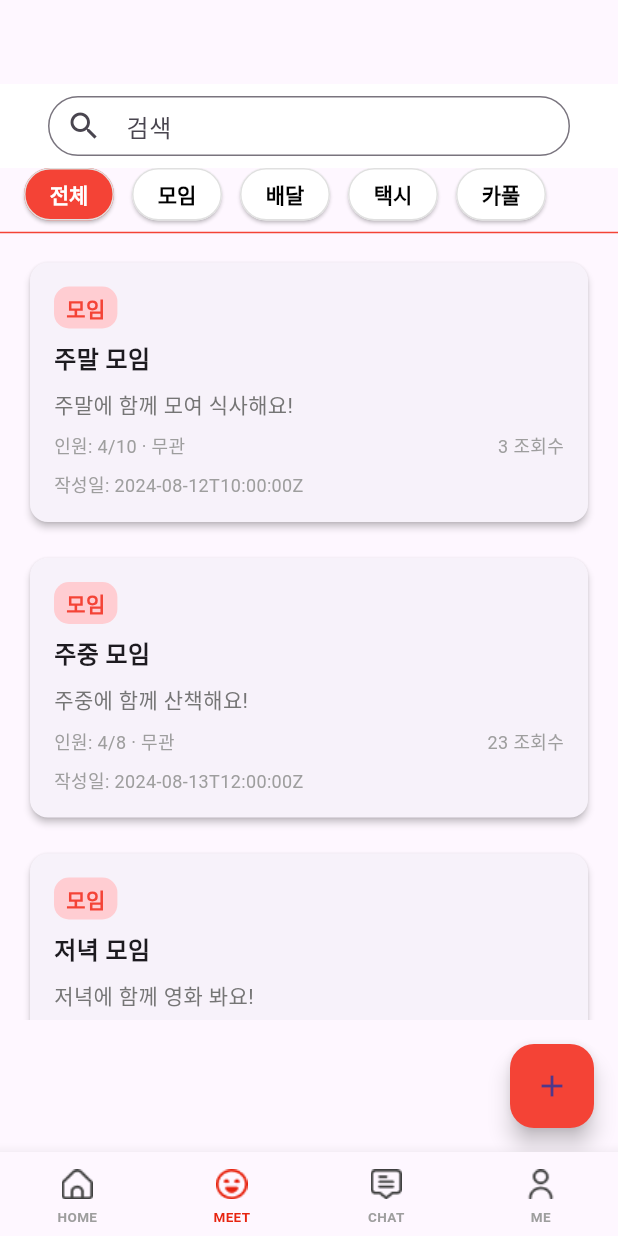
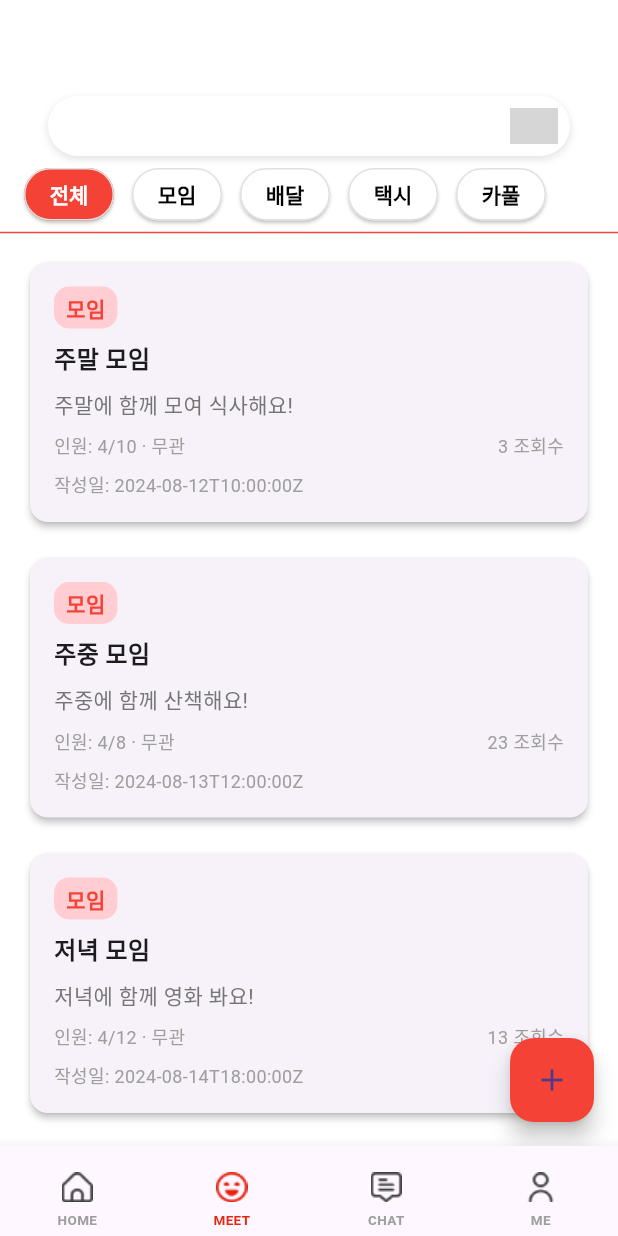
Before and after one commit to helloimda/hoseomeet, a Flutter app: the HomeScreen screen opened directly, item 2 of the bottom bar chosen, after a tap on the "add" icon, on a phone screen of 412 x 824 dp. Run offline on Flutter 3.47's test engine with Material 3 defaults, Android fonts, the phone set to English and light mode, and no system bars; grey boxes are pictures that could not be loaded.

Commit message:
Fix: meetpage 흐려짐 버그 픽스

```diff
--- a/lib/main.dart
+++ b/lib/main.dart
@@ -11,8 +11,13 @@ class MyApp extends StatelessWidget {
     return MaterialApp(
       title: 'Flutter Demo',
       theme: ThemeData(
-        primarySwatch: Colors.blue,
+        primarySwatch: Colors.blue, // 기본 테마 색상을 파랑으로 설정
+        scaffoldBackgroundColor: Colors.white, // 모든 Scaffold의 배경색을 흰색으로 설정
         splashFactory: NoSplash.splashFactory, // 물방울 효과 제거
+        appBarTheme: AppBarTheme(
+          color: Colors.white, // AppBar의 배경색을 흰색으로 설정
+          iconTheme: IconThemeData(color: Colors.black), // AppBar 아이콘 색상 설정
+        ),
       ),
       home: SplashScreen(), // 앱 시작 시 스플래시 화면을 표시
     );
--- a/lib/pages/meet_page.dart
+++ b/lib/pages/meet_page.dart
@@ -42,7 +42,29 @@ class _MeetPageState extends State<MeetPage> {
       "gender": "무관",
       "page_view": 13,
       "created_at": "2024-08-14T18:00:00Z"
-    }
+    },
+    {
+      "id": 126,
+      "type": "모임",
+      "title": "저녁 모임",
+      "content": "저녁에 함께 영화 봐요!",
+      "join_people": 4,
+      "max_people": 12,
+      "gender": "무관",
+      "page_view": 13,
+      "created_at": "2024-08-14T18:00:00Z"
+    },
+    {
+      "id": 127,
+      "type": "모임",
+      "title": "저녁 모임",
+      "content": "저녁에 함께 영화 봐요!",
+      "join_people": 4,
+      "max_people": 12,
+      "gender": "무관",
+      "page_view": 13,
+      "created_at": "2024-08-14T18:00:00Z"
+    },
   ];
 
   void _onCategorySelected(String category) {
@@ -56,25 +78,48 @@ class _MeetPageState extends State<MeetPage> {
     return Scaffold(
       appBar: AppBar(
         automaticallyImplyLeading: false,
+        backgroundColor: Colors.white,
+        elevation: 0, // AppBar의 기본 그림자 제거
+        scrolledUnderElevation: 0, // 스크롤 시에도 그림자가 생기지 않도록 설정
         title: Padding(
           padding: const EdgeInsets.symmetric(horizontal: 16.0),
           child: Container(
             height: 40,
             child: TextField(
               decoration: InputDecoration(
-                hintText: '검색',
-                prefixIcon: Icon(Icons.search),
+                suffixIcon: Padding(
+                  padding: const EdgeInsets.all(8.0), // 아이콘 크기에 맞게 패딩 조정
+                  child: Image.asset(
+                    'assets/img/icon/search-icon.png',
+                    width: 24,
+                    height: 24,
+                  ),
+                ),
                 border: OutlineInputBorder(
                   borderRadius: BorderRadius.circular(25.0),
+                  borderSide: BorderSide.none,
                 ),
-                contentPadding: EdgeInsets.symmetric(vertical: 0),
+                filled: true,
+                fillColor: Colors.white,
+                contentPadding: EdgeInsets.symmetric(vertical: 0, horizontal: 16),
+                isDense: true, // 검색바가 더 컴팩트하게 보이도록 설정
+              ),
+            ),
+            decoration: BoxDecoration(
+              boxShadow: [
+                BoxShadow(
+                  color: Colors.black12,
+                  blurRadius: 4.0, // 그림자 효과
+                  offset: Offset(0, 2), // 그림자의 위치 조정
+                ),
+              ],
+              borderRadius: BorderRadius.circular(25.0),
             ),
           ),
         ),
       ),
-        backgroundColor: Colors.white,
-      ),
-      body: Column(
+      body: SingleChildScrollView(
+        child: Column(
           children: [
             // 카테고리 버튼들
             Container(
@@ -123,30 +168,24 @@ class _MeetPageState extends State<MeetPage> {
             ),
             Divider(color: Colors.red, thickness: 1.0),
             // 게시글 리스트
-          Expanded(
-            child: ListView.builder(
+            ListView.builder(
+              physics: NeverScrollableScrollPhysics(), // 이 ListView는 스크롤 불가하게 설정
+              shrinkWrap: true, // 부모 ListView의 공간을 사용할 수 있도록 설정
               itemCount: posts.length,
               itemBuilder: (context, index) {
                 final post = posts[index];
                 return _buildPostItem(post);
               },
             ),
+          ],
         ),
-          // 하단 플로팅 액션 버튼
-          Padding(
-            padding: const EdgeInsets.all(16.0),
-            child: Align(
-              alignment: Alignment.bottomRight,
-              child: FloatingActionButton(
+      ),
+      floatingActionButton: FloatingActionButton(
         onPressed: () {
           // 플로팅 버튼 클릭 시 동작
         },
         backgroundColor: Colors.red,
         child: Icon(Icons.add),
-              ),
-            ),
-          ),
-        ],
       ),
     );
   }
--- a/lib/screens/home_screen.dart
+++ b/lib/screens/home_screen.dart
@@ -3,6 +3,7 @@ import '../pages/home_page.dart';
 import '../pages/meet_page.dart';
 import '../pages/chat_page.dart';
 import '../pages/profile_page.dart';
+import '../widgets/custom_bottom_navigation_bar_item.dart'; // CustomBottomNavigationBarItem 가져오기
 
 class HomeScreen extends StatefulWidget {
   @override
@@ -23,6 +24,8 @@ class _HomeScreenState extends State<HomeScreen> {
   Widget build(BuildContext context) {
     return Scaffold(
       appBar: AppBar(
+        elevation: 0, // AppBar의 기본 그림자 제거
+        scrolledUnderElevation: 0, // 스크롤 시에도 그림자가 생기지 않도록 설정
         automaticallyImplyLeading: false, // 뒤로가기 화살표 숨김
       ),
       body: _pages[_currentIndex],
@@ -39,37 +42,29 @@ class _HomeScreenState extends State<HomeScreen> {
         selectedItemColor: Color(0xFFE72410), // 활성화된 아이템의 라벨 색상 설정
         unselectedItemColor: Colors.grey, // 비활성화된 아이템의 라벨 색상 설정
         items: [
-          BottomNavigationBarItem(
-            icon: Image.asset(
-              _currentIndex == 0 ? 'assets/img/icon/homered.png' : 'assets/img/icon/home.png',
-              width: 30,
-              height: 30,
-            ),
+          CustomBottomNavigationBarItem.build(
+            assetPath: 'assets/img/icon/home.png',
+            activeAssetPath: 'assets/img/icon/homered.png',
             label: 'HOME',
+            isActive: _currentIndex == 0,
           ),
-          BottomNavigationBarItem(
-            icon: Image.asset(
-              _currentIndex == 1 ? 'assets/img/icon/meetred.png' : 'assets/img/icon/meet.png',
-              width: 30,
-              height: 30,
-            ),
+          CustomBottomNavigationBarItem.build(
+            assetPath: 'assets/img/icon/meet.png',
+            activeAssetPath: 'assets/img/icon/meetred.png',
             label: 'MEET',
+            isActive: _currentIndex == 1,
           ),
-          BottomNavigationBarItem(
-            icon: Image.asset(
-              _currentIndex == 2 ? 'assets/img/icon/chatred.png' : 'assets/img/icon/chat.png',
-              width: 30,
-              height: 30,
-            ),
+          CustomBottomNavigationBarItem.build(
+            assetPath: 'assets/img/icon/chat.png',
+            activeAssetPath: 'assets/img/icon/chatred.png',
             label: 'CHAT',
+            isActive: _currentIndex == 2,
           ),
-          BottomNavigationBarItem(
-            icon: Image.asset(
-              _currentIndex == 3 ? 'assets/img/icon/mered.png' : 'assets/img/icon/me.png',
-              width: 30,
-              height: 30,
-            ),
+          CustomBottomNavigationBarItem.build(
+            assetPath: 'assets/img/icon/me.png',
+            activeAssetPath: 'assets/img/icon/mered.png',
             label: 'ME',
+            isActive: _currentIndex == 3,
           ),
         ],
       ),
--- a/lib/widgets/category_button.dart
+++ b/lib/widgets/category_button.dart
@@ -19,7 +19,7 @@ class CategoryButton extends StatelessWidget {
       child: ElevatedButton(
         onPressed: onPressed,
         style: ElevatedButton.styleFrom(
-          padding: EdgeInsets.symmetric(horizontal: 16, vertical: 6), // 세로 패딩을 줄여 버튼 크기를 줄임
+          padding: EdgeInsets.symmetric(horizontal: 14, vertical: 6), // 세로 패딩을 줄여 버튼 크기를 줄임
           minimumSize: Size(60, 36), // 최소 크기를 설정하여 세로 크기를 줄임
           backgroundColor: isSelected ? Colors.red : Colors.white,
           foregroundColor: isSelected ? Colors.white : Colors.black,
--- /dev/null
+++ b/lib/widgets/custom_bottom_navigation_bar_item.dart
@@ -0,0 +1,22 @@
+import 'package:flutter/material.dart';
+
+class CustomBottomNavigationBarItem {
+  static BottomNavigationBarItem build({
+    required String assetPath,
+    required String activeAssetPath,
+    required String label,
+    required bool isActive,
+  }) {
+    return BottomNavigationBarItem(
+      icon: Padding(
+        padding: const EdgeInsets.only(top: 8.0),  // 상단에 8.0의 여백 추가
+        child: Image.asset(
+          isActive ? activeAssetPath : assetPath,
+          width: 30,
+          height: 30,
+        ),
+      ),
+      label: label,
+    );
+  }
+}
```
Also changed, not shown: 1 other file. Lines whose indentation alone changed are shown as unchanged.
